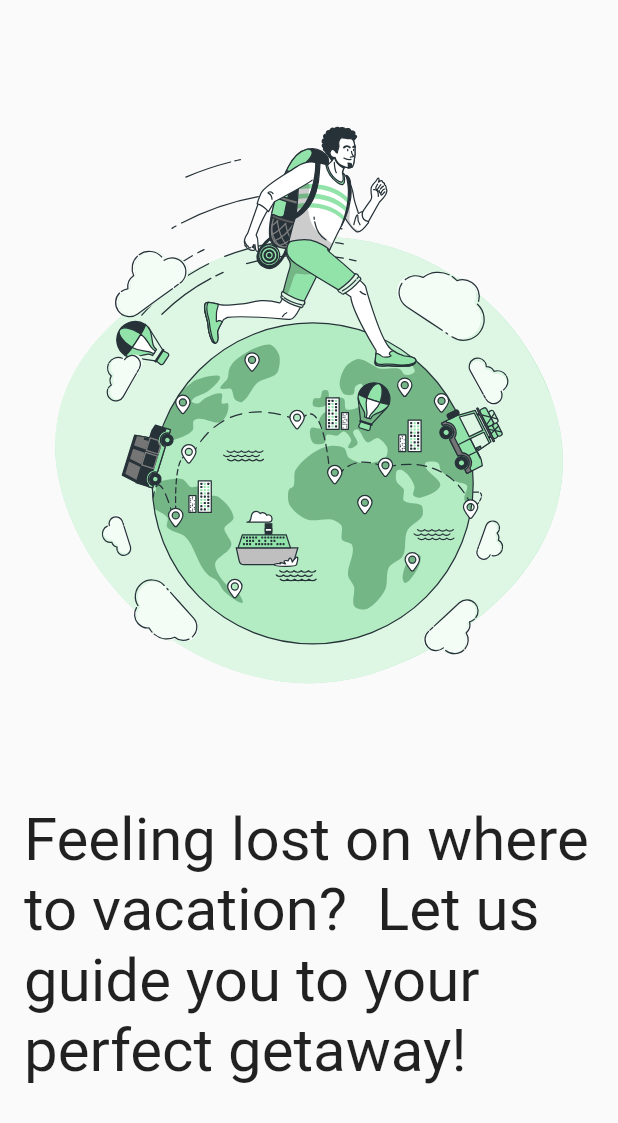
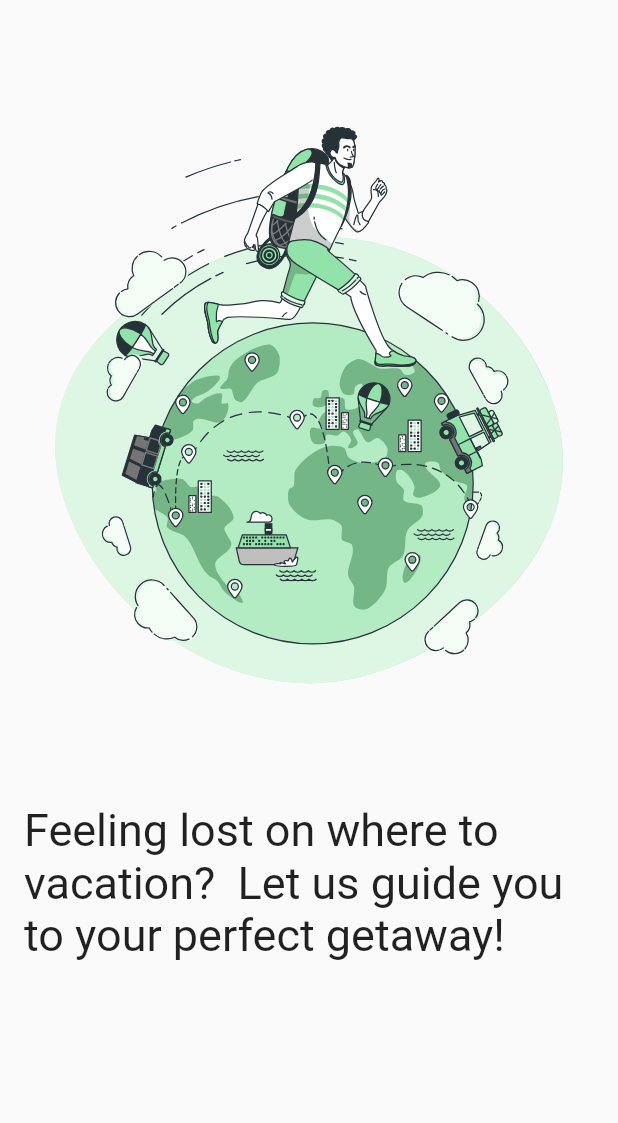
Before and after one commit to NzizaPacifique250/explore_beauty, a Flutter app: the screen it shows after launch, on a phone screen of 412 x 824 dp. Shown: the top 1123 px of the screen. Run offline on Flutter 3.47's test engine with Material 2 defaults, Android fonts, the light colour scheme and no system bars; our stand-ins replace flutter_svg, google_fonts, lottie, responsive_builder, smooth_page_indicator.

Commit message:
resizing and name the app label

```diff
--- a/lib/pages/welcome_page.dart
+++ b/lib/pages/welcome_page.dart
@@ -39,7 +39,7 @@ class WelcomePage extends StatelessWidget {
                         padding: const EdgeInsets.all(16.0),
                         child: Text(
                           message[index],
-                          style: GoogleFonts.roboto(fontSize: 40),
+                          style: GoogleFonts.roboto(fontSize: 30),
                         ),
                       )),
                     ],
```
Also changed, not shown: 1 other file.
